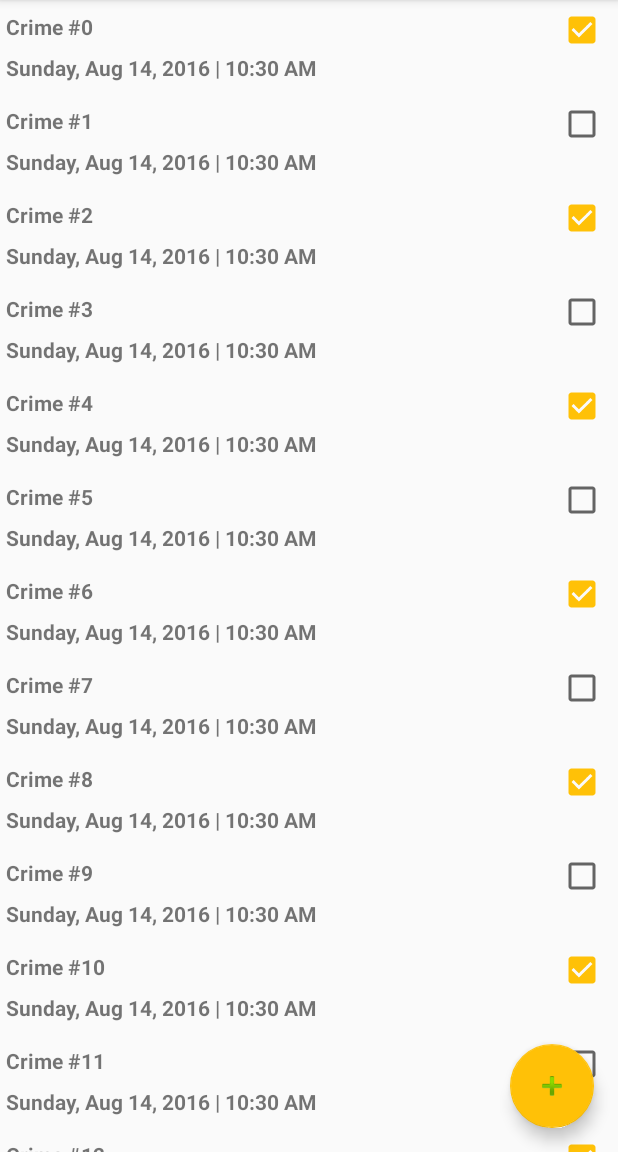
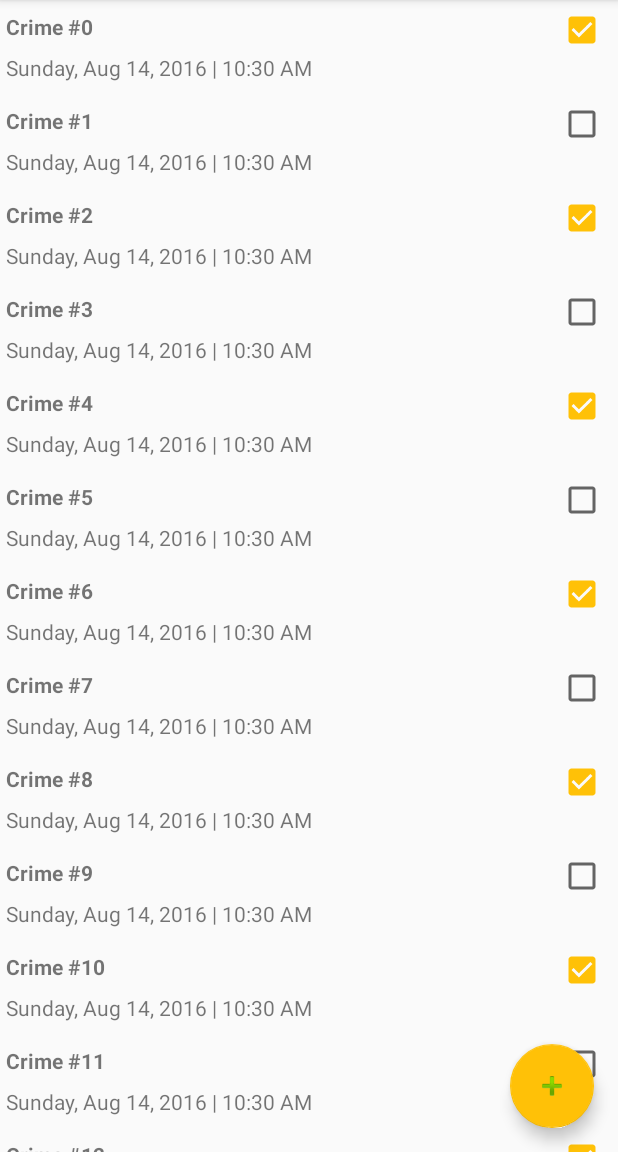
Before and after one commit to zaksid/Criminal-Intent-2d-edition, an Android app: the screen it shows after launch (CrimeListActivity), on a phone screen of 412 x 824 dp, the part 84-1236 px from its top. Run offline under Robolectric (Android 15) with nearby library versions, the light colour scheme and no system bars.

Commit message:
Refactoring
Now one method is used to update date and time on buttons.
Removed bold text style in crime datein the list view of crimes.

```diff
--- a/app/src/main/res/layout/list_item_crime.xml
+++ b/app/src/main/res/layout/list_item_crime.xml
@@ -26,7 +26,6 @@
         android:layout_height="wrap_content"
         android:layout_below="@id/list_item_crime_title_text_view"
         android:layout_toLeftOf="@id/list_item_crime_solved_check_box"
-        android:padding="4dp"
-        android:textStyle="bold" />
+        android:padding="4dp" />
 
 </RelativeLayout>
--- a/app/src/main/res/values/strings.xml
+++ b/app/src/main/res/values/strings.xml
@@ -6,7 +6,7 @@
 
     <string name="crime_title_label">Title</string>
     <string name="crime_details_label">Details</string>
-    <string name="crime_solved_label">Solved?</string>
+    <string name="crime_solved_label">Solved</string>
 
     <string name="date_picker_title">Date of crime</string>
     <string name="time_picker_title">Time of crime</string>
```
Also changed, not shown: app/src/main/java/com/zaksid/dev/android/training/bignerdranch/criminalintent/CrimeFragment.java (+6 -10 lines).
